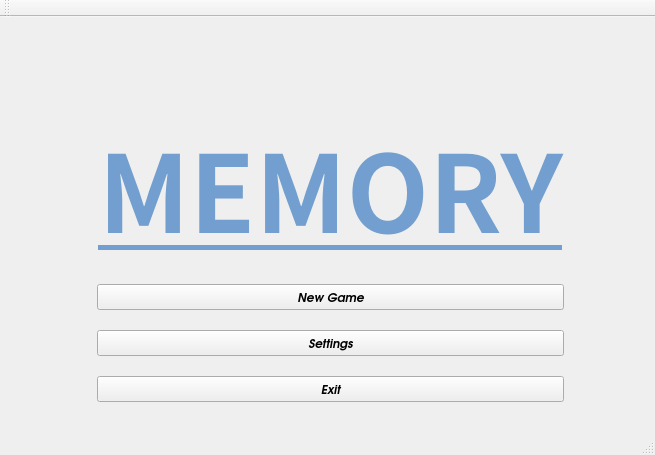
Before: the Qt Designer form mainwindow.ui in icevin/MemoryCards, drawn with Qt 5.
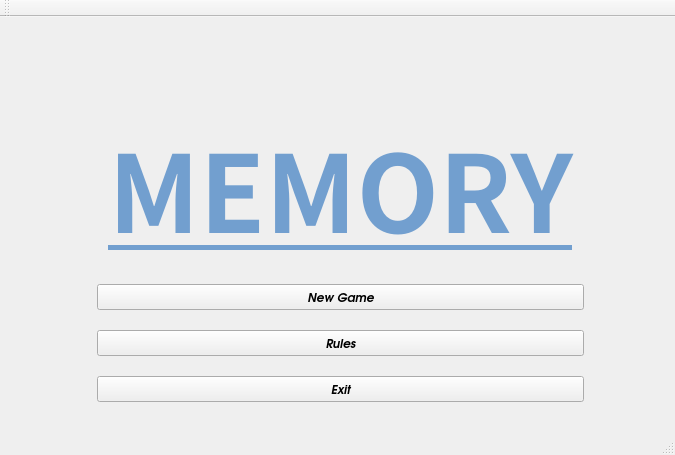
After: the same form once the commit is applied.

Diff of the .ui file:
```diff
--- a/mainwindow.ui
+++ b/mainwindow.ui
@@ -6,8 +6,8 @@
    <rect>
     <x>0</x>
     <y>0</y>
-    <width>655</width>
-    <height>352</height>
+    <width>675</width>
+    <height>406</height>
    </rect>
   </property>
   <property name="font">
@@ -120,7 +120,7 @@
          </font>
         </property>
         <property name="text">
-         <string>Settings</string>
+         <string>Rules</string>
         </property>
        </widget>
       </item>
```
Left out of the diff: 2 changed lines with no effect on the pictures.
